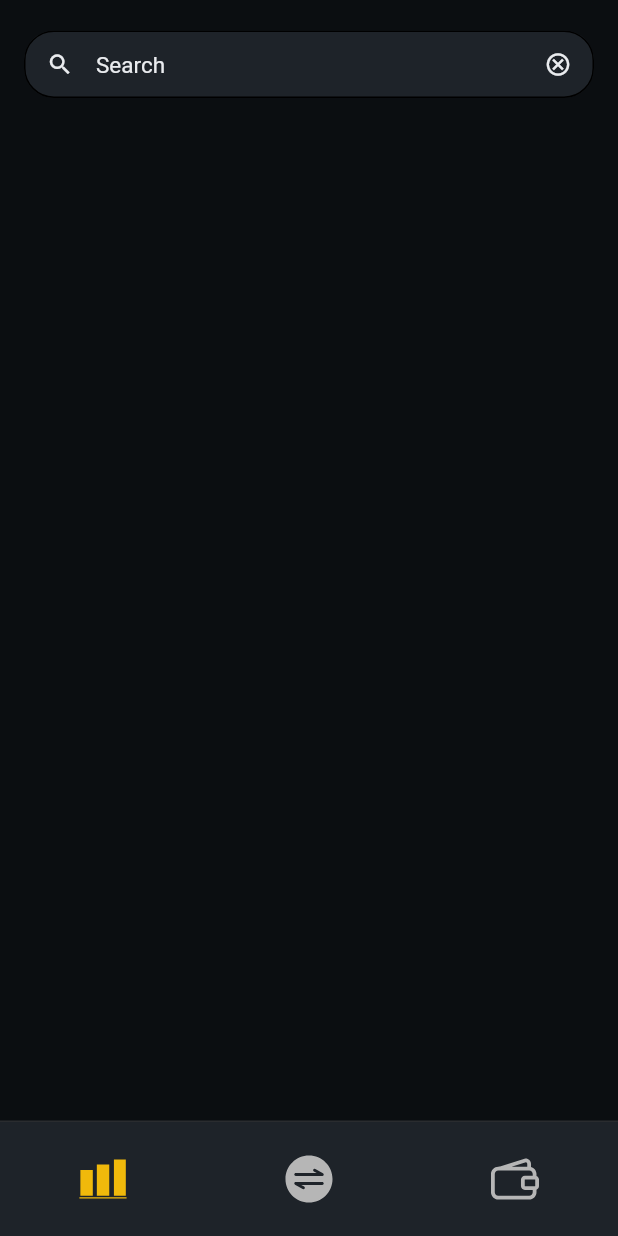
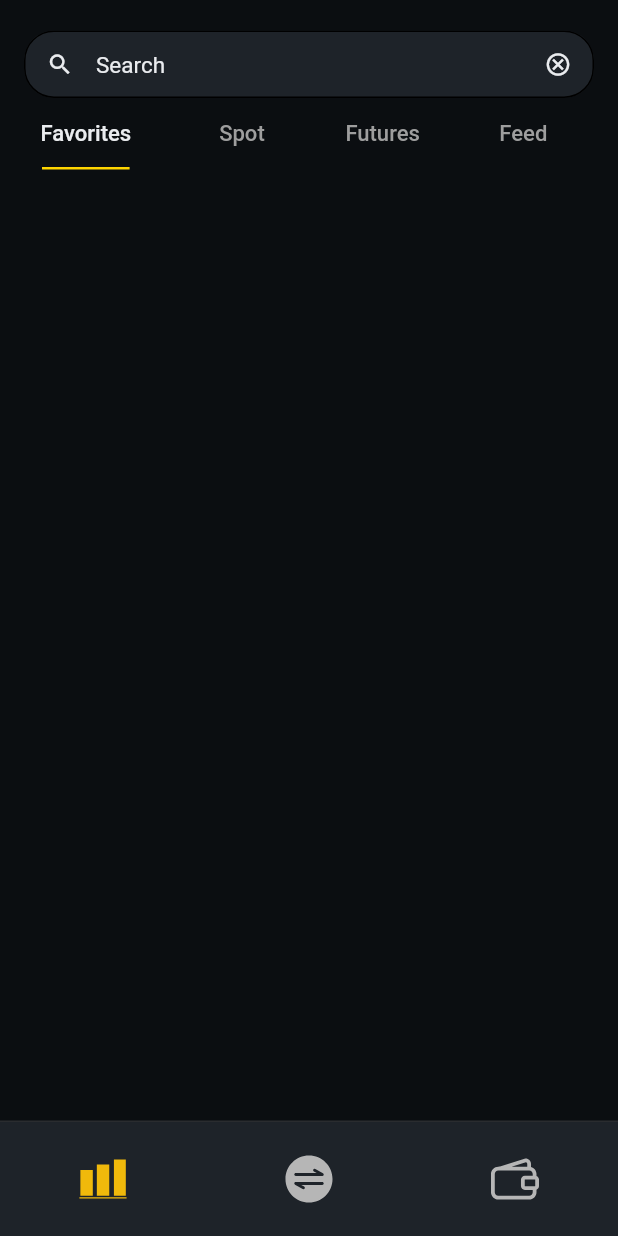
Before and after one commit to MorgueMorg/Flutter-Binance-App, a Flutter app: the screen it shows after launch, on a phone screen of 412 x 824 dp. Run offline on Flutter 3.47's test engine with Material 2 defaults, Android fonts, the light colour scheme and no system bars; our stand-ins replace flutter_svg, go_router; Roboto replaces fonts that are missing (Barlow).

Commit message:
Added custom tapbar :shell:

```diff
--- a/lib/features/screens/markets/components/body.dart
+++ b/lib/features/screens/markets/components/body.dart
@@ -1,3 +1,4 @@
+import 'package:binance_clone/features/screens/markets/components/custom_tap_bar.dart';
 import 'package:binance_clone/features/screens/markets/components/search_field.dart';
 import 'package:flutter/material.dart';
 
@@ -6,9 +7,10 @@ class Body extends StatelessWidget {
 
   @override
   Widget build(BuildContext context) {
-    return Column(
+    return const Column(
       children: [
         SearchBarWidget(),
+        CustomTapBar(),
       ],
     );
   }
--- /dev/null
+++ b/lib/features/screens/markets/components/custom_tap_bar.dart
@@ -0,0 +1,79 @@
+import 'package:binance_clone/components/constants.dart';
+import 'package:binance_clone/components/size_config.dart';
+import 'package:flutter/material.dart';
+
+class CustomTapBar extends StatefulWidget {
+  const CustomTapBar({super.key});
+
+  @override
+  State<CustomTapBar> createState() => _CustomTapBarState();
+}
+
+class _CustomTapBarState extends State<CustomTapBar>
+    with SingleTickerProviderStateMixin {
+  late TabController _tabController;
+
+  @override
+  void initState() {
+    super.initState();
+    _tabController = TabController(
+      length: 5,
+      initialIndex: 0,
+      vsync: this,
+    );
+  }
+
+  @override
+  Widget build(BuildContext context) {
+    return TabBar(
+      isScrollable: true,
+      controller: _tabController,
+      labelColor: textLightColor,
+      indicatorColor: const Color(0xFFFFD500),
+      unselectedLabelColor: Colors.grey,
+      indicatorSize: TabBarIndicatorSize.tab,
+      indicatorWeight: 1.75,
+      indicatorPadding: const EdgeInsets.symmetric(horizontal: 28.0),
+      labelStyle: TextStyle(
+        fontWeight: FontWeight.w500,
+        fontSize: SizeConfig.screenWidth / 28.0,
+      ),
+      unselectedLabelStyle: TextStyle(
+        fontWeight: FontWeight.w500,
+        fontSize: SizeConfig.screenWidth / 28.0,
+      ),
+      tabs: [
+        SizedBox(
+          width: SizeConfig.screenWidth * .2,
+          child: const Tab(
+            text: 'Favorites',
+          ),
+        ),
+        SizedBox(
+          width: SizeConfig.screenWidth * .15,
+          child: const Tab(
+            text: 'Spot',
+          ),
+        ),
+        SizedBox(
+          width: SizeConfig.screenWidth * .15,
+          child: const Tab(
+            text: 'Futures',
+          ),
+        ),
+        SizedBox(
+          width: SizeConfig.screenWidth * .15,
+          child: const Tab(
+            text: 'Feed',
+          ),
+        ),
+        SizedBox(
+          width: SizeConfig.screenWidth * .15,
+          child: const Tab(
+            text: 'Data',
+          ),
+        ),
+      ],
+    );
+  }
+}
```
Also changed, not shown: lib/features/screens/markets/markets_screen.dart (+6 -5 lines).
